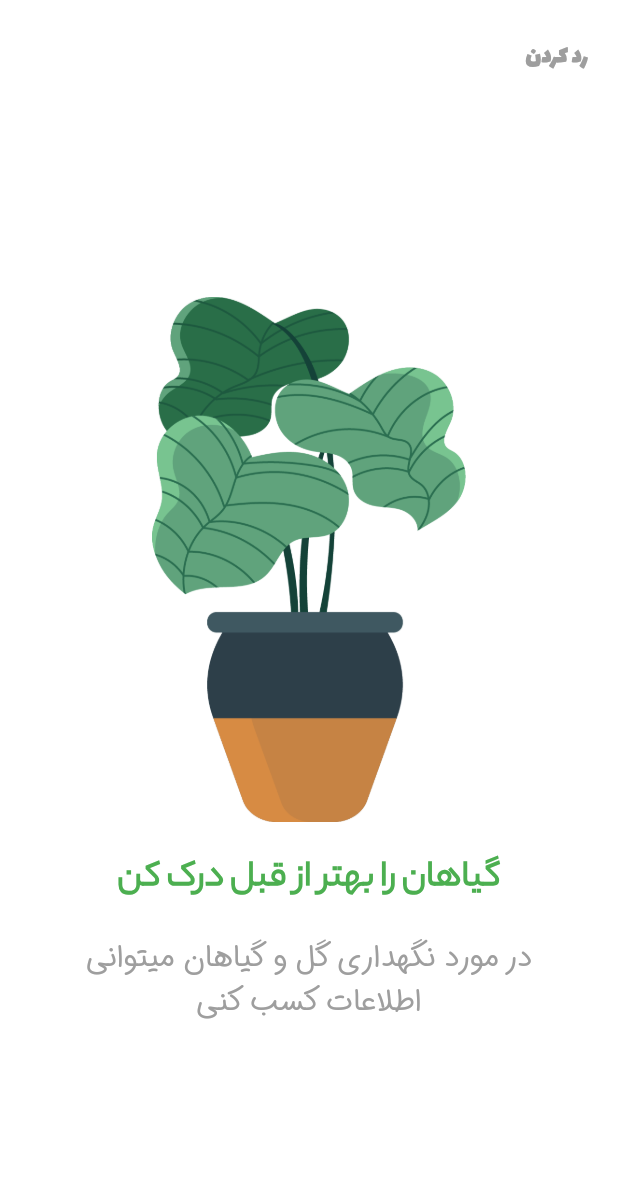
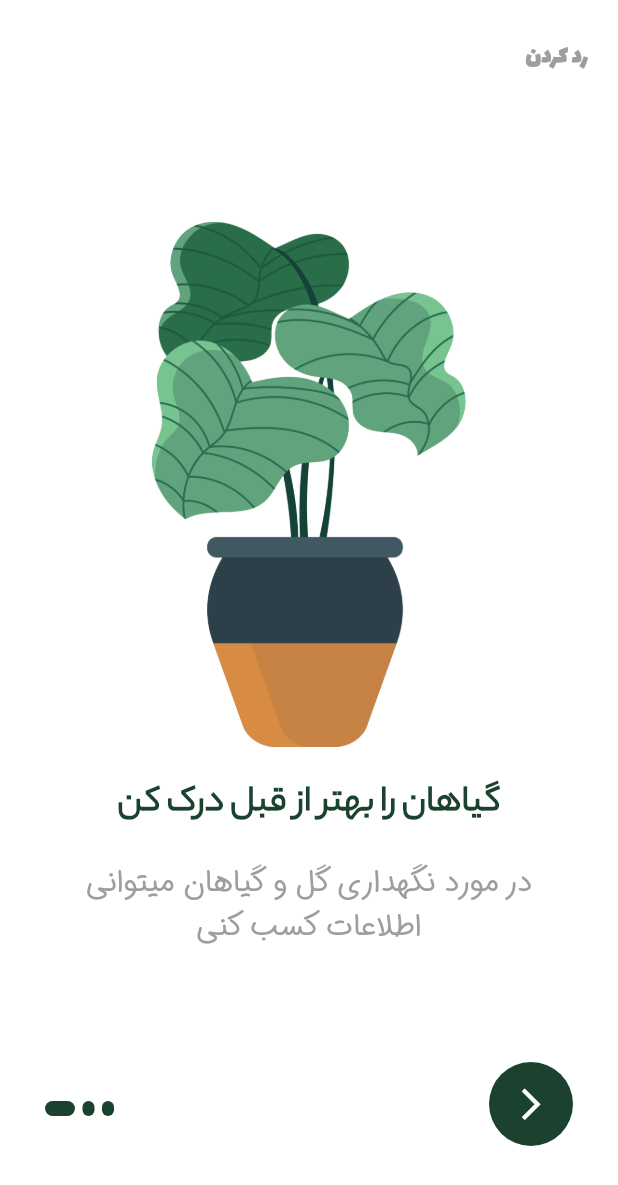
Before and after one commit to MahdiyarMerrixi99/plant-app-flutter, a Flutter app: the screen it shows after launch, on a phone screen of 412 x 824 dp. Shown: the top 1185 px of the screen. Run offline on Flutter 3.47's test engine with Material 3 defaults, Android fonts, the phone set to English and light mode, and no system bars.

Commit message:
splash screen finished

```diff
--- a/lib/const/constants.dart
+++ b/lib/const/constants.dart
@@ -1,7 +1,7 @@
 import 'package:flutter/material.dart';
 
-class Constance {
-  static Color primaryColor = Colors.green;
+class Constants {
+  static Color primaryColor = const Color.fromARGB(255, 27, 66, 47);
   static Color blackColor = Colors.black;
 
   static String titleOne = 'گیاهان را بهتر از قبل درک کن';
--- a/lib/main.dart
+++ b/lib/main.dart
@@ -1,5 +1,5 @@
 import 'package:flutter/material.dart';
-import 'package:plant_application/screens/home_page.dart';
+import 'package:plant_application/screens/splash_screen.dart';
 
 void main() {
   runApp(const MyApp());
@@ -13,7 +13,7 @@ class MyApp extends StatelessWidget {
     return MaterialApp(
       debugShowCheckedModeBanner: false,
       title: 'Plant App',
-      home: HomePage(),
+      home: SplashScreen(),
     );
   }
 }
--- /dev/null
+++ b/lib/models/plant.dart
@@ -0,0 +1,184 @@
+// NABEGHEHA.COM
+
+class Plant {
+  final int plantId;
+  final int price;
+  final String size;
+  final double rating;
+  final int humidity;
+  final String temperature;
+  final String category;
+  final String plantName;
+  final String imageURL;
+  bool isFavorated;
+  final String decription;
+  bool isSelected;
+
+  Plant({
+    required this.plantId,
+    required this.price,
+    required this.category,
+    required this.plantName,
+    required this.size,
+    required this.rating,
+    required this.humidity,
+    required this.temperature,
+    required this.imageURL,
+    required this.isFavorated,
+    required this.decription,
+    required this.isSelected,
+  });
+
+  //List of Plants data
+  static List<Plant> plantList = [
+    Plant(
+      plantId: 0,
+      price: 22,
+      category: 'آپارتمانی',
+      plantName: 'سانسویریا',
+      size: 'کوچک',
+      rating: 4.5,
+      humidity: 34,
+      temperature: '23 - 34',
+      imageURL: 'assets/images/plant-one.png',
+      isFavorated: false,
+      decription:
+          'این گیاه یکی از بهترین گیاهان است. در بیشتر مناطق جهان رشد می کند و می تواند حتی در سخت ترین شرایط آب و هوایی نیز زنده بماند.',
+      isSelected: false,
+    ),
+    Plant(
+      plantId: 1,
+      price: 11,
+      category: 'محل‌کار',
+      plantName: 'فیلودندرون',
+      size: 'متوسط',
+      rating: 4.8,
+      humidity: 56,
+      temperature: '19 - 22',
+      imageURL: 'assets/images/plant-two.png',
+      isFavorated: false,
+      decription:
+          'این گیاه یکی از بهترین گیاهان است. در بیشتر مناطق جهان رشد می کند و می تواند حتی در سخت ترین شرایط آب و هوایی نیز زنده بماند.',
+      isSelected: false,
+    ),
+    Plant(
+      plantId: 2,
+      price: 18,
+      category: 'آپارتمانی',
+      plantName: 'دیزی ساحلی',
+      size: 'بزرگ',
+      rating: 4.7,
+      humidity: 34,
+      temperature: '22 - 25',
+      imageURL: 'assets/images/plant-three.png',
+      isFavorated: false,
+      decription:
+          'این گیاه یکی از بهترین گیاهان است. در بیشتر مناطق جهان رشد می کند و می تواند حتی در سخت ترین شرایط آب و هوایی نیز زنده بماند.',
+      isSelected: false,
+    ),
+    Plant(
+      plantId: 3,
+      price: 30,
+      category: 'محل‌کار',
+      plantName: 'بلوستم بزرگ',
+      size: 'کوچک',
+      rating: 4.5,
+      humidity: 35,
+      temperature: '23 - 28',
+      imageURL: 'assets/images/plant-one.png',
+      isFavorated: false,
+      decription:
+          'این گیاه یکی از بهترین گیاهان است. در بیشتر مناطق جهان رشد می کند و می تواند حتی در سخت ترین شرایط آب و هوایی نیز زنده بماند.',
+      isSelected: false,
+    ),
+    Plant(
+      plantId: 4,
+      price: 24,
+      category: 'پیشنهادی',
+      plantName: 'بلوستم بزرگ',
+      size: 'بزرگ',
+      rating: 4.1,
+      humidity: 66,
+      temperature: '12 - 16',
+      imageURL: 'assets/images/plant-four.png',
+      isFavorated: false,
+      decription:
+          'این گیاه یکی از بهترین گیاهان است. در بیشتر مناطق جهان رشد می کند و می تواند حتی در سخت ترین شرایط آب و هوایی نیز زنده بماند.',
+      isSelected: false,
+    ),
+    Plant(
+      plantId: 5,
+      price: 24,
+      category: 'محل‌کار',
+      plantName: 'مریم گلی',
+      size: 'متوسط',
+      rating: 4.4,
+      humidity: 36,
+      temperature: '15 - 18',
+      imageURL: 'assets/images/plant-five.png',
+      isFavorated: false,
+      decription:
+          'این گیاه یکی از بهترین گیاهان است. در بیشتر مناطق جهان رشد می کند و می تواند حتی در سخت ترین شرایط آب و هوایی نیز زنده بماند.',
+      isSelected: false,
+    ),
+    Plant(
+      plantId: 6,
+      price: 19,
+      category: 'باغچه‌ایی',
+      plantName: 'پلمباگو',
+      size: 'کوچک',
+      rating: 4.2,
+      humidity: 46,
+      temperature: '23 - 26',
+      imageURL: 'assets/images/plant-six.png',
+      isFavorated: false,
+      decription:
+          'این گیاه یکی از بهترین گیاهان است. در بیشتر مناطق جهان رشد می کند و می تواند حتی در سخت ترین شرایط آب و هوایی نیز زنده بماند.',
+      isSelected: false,
+    ),
+    Plant(
+      plantId: 7,
+      price: 23,
+      category: 'باغچه‌ایی',
+      plantName: 'تریتونیا',
+      size: 'متوسط',
+      rating: 4.5,
+      humidity: 34,
+      temperature: '21 - 24',
+      imageURL: 'assets/images/plant-seven.png',
+      isFavorated: false,
+      decription:
+          'این گیاه یکی از بهترین گیاهان است. در بیشتر مناطق جهان رشد می کند و می تواند حتی در سخت ترین شرایط آب و هوایی نیز زنده بماند.',
+      isSelected: false,
+    ),
+    Plant(
+      plantId: 8,
+      price: 46,
+      category: 'پیشنهادی',
+      plantName: 'تریتونیا',
+      size: 'متوسط',
+      rating: 4.7,
+      humidity: 46,
+      temperature: '21 - 25',
+      imageURL: 'assets/images/plant-eight.png',
+      isFavorated: false,
+      decription:
+          'این گیاه یکی از بهترین گیاهان است. در بیشتر مناطق جهان رشد می کند و می تواند حتی در سخت ترین شرایط آب و هوایی نیز زنده بماند.',
+      isSelected: false,
+    ),
+  ];
+
+  //Get the favorated items
+  static List<Plant> getFavoritedPlants() {
+    List<Plant> travelList = Plant.plantList;
+    return travelList.where((element) => element.isFavorated == true).toList();
+  }
+
+  //Get the cart items
+  static List<Plant> addedToCartPlants() {
+    List<Plant> selectedPlants = Plant.plantList;
+    return selectedPlants
+        .where((element) => element.isSelected == true)
+        .toList();
+  }
+}
--- a/lib/screens/home_page.dart
+++ b/lib/screens/home_page.dart
@@ -1,119 +0,0 @@
-import 'package:flutter/material.dart';
-import 'package:plant_application/const/constants.dart';
-
-class HomePage extends StatefulWidget {
-  const HomePage({super.key});
-
-  @override
-  State<HomePage> createState() => _HomePageState();
-}
-
-class _HomePageState extends State<HomePage> {
-  PageController pageController = PageController(initialPage: 0);
-  int currentPage = 0;
-  @override
-  Widget build(BuildContext context) {
-    return Scaffold(
-      backgroundColor: Colors.white,
-      appBar: AppBar(
-        elevation: 0.0,
-        backgroundColor: Colors.white,
-        actions: <Widget>[
-          Padding(
-            padding: EdgeInsets.only(top: 20, right: 20),
-            child: InkWell(
-              onTap: () {},
-              child: Text(
-                'رد کردن',
-                style: TextStyle(
-                  color: Colors.grey,
-                  fontSize: 16,
-                  fontFamily: 'lalezar',
-                  fontWeight: FontWeight.bold,
-                ),
-              ),
-            ),
-          ),
-        ],
-      ),
-      body: Stack(
-        children: <Widget>[
-          PageView(
-            controller: pageController,
-            reverse: false,
-            onPageChanged: (int page) {
-              setState(() {
-                currentPage = page;
-              });
-            },
-            children: <Widget>[
-              CreatePage(
-                title: Constance.titleOne,
-                description: Constance.descriptionOne,
-                image: 'assets/images/plant-one.png',
-              ),
-              CreatePage(
-                title: Constance.titleTwo,
-                description: Constance.descriptionTwo,
-                image: 'assets/images/plant-two.png',
-              ),
-              CreatePage(
-                title: Constance.titlethree,
-                description: Constance.titlethree,
-                image: 'assets/images/plant-three.png',
-              ),
-            ],
-          ),
-        ],
-      ),
-    );
-  }
-}
-
-class CreatePage extends StatelessWidget {
-  final String title;
-  final String description;
-  final String image;
-  const CreatePage({
-    super.key,
-    required this.title,
-    required this.description,
-    required this.image,
-  });
-
-  @override
-  Widget build(BuildContext context) {
-    return Column(
-      mainAxisAlignment: MainAxisAlignment.center,
-      children: [
-        SizedBox(height: 350, width: 350, child: Image.asset(image)),
-        SizedBox(height: 20),
-        Text(
-          textAlign: TextAlign.center,
-          title,
-          style: TextStyle(
-            fontFamily: 'yekan',
-            fontSize: 25,
-
-            color: Constance.primaryColor,
-            fontWeight: FontWeight.bold,
-          ),
-        ),
-        SizedBox(height: 20),
-        ConstrainedBox(
-          constraints: BoxConstraints(maxHeight: 70, maxWidth: 300),
-          child: Text(
-            textAlign: TextAlign.center,
-            description,
-            style: TextStyle(
-              fontFamily: 'iransans',
-              fontSize: 20,
-              color: Colors.grey,
-              fontWeight: FontWeight.w400,
-            ),
-          ),
-        ),
-      ],
-    );
-  }
-}
--- /dev/null
+++ b/lib/screens/splash_screen.dart
@@ -0,0 +1,205 @@
+import 'package:flutter/material.dart';
+import 'package:plant_application/const/constants.dart';
+
+// import 'package:plant_application/screens/home_page.dart';
+
+class SplashScreen extends StatefulWidget {
+  const SplashScreen({super.key});
+
+  @override
+  State<SplashScreen> createState() => _HomePageState();
+}
+
+class _HomePageState extends State<SplashScreen> {
+  PageController pageController = PageController(initialPage: 0);
+  int currentPage = 0;
+
+  Widget _indicator(bool isActive) {
+    return AnimatedContainer(
+      duration: const Duration(microseconds: 300),
+      height: 10.0,
+      width: isActive ? 20.0 : 8.0,
+      margin: const EdgeInsets.only(right: 5.0),
+      decoration: BoxDecoration(
+        color: Constants.primaryColor,
+        borderRadius: BorderRadius.circular(5.0),
+      ),
+    );
+  }
+
+  List<Widget> _buildIndicator() {
+    List<Widget> indicators = [];
+
+    for (int i = 0; i < 3; i++) {
+      if (currentPage == i) {
+        indicators.add(_indicator(true));
+      } else {
+        indicators.add(_indicator(false));
+      }
+    }
+    return indicators;
+  }
+
+  @override
+  Widget build(BuildContext context) {
+    return Scaffold(
+      backgroundColor: Colors.white,
+      appBar: AppBar(
+        elevation: 0.0,
+        backgroundColor: Colors.white,
+        actions: <Widget>[
+          Padding(
+            padding: EdgeInsets.only(top: 20, right: 20),
+            child: InkWell(
+              onTap: () {},
+              child: Text(
+                'رد کردن',
+                style: TextStyle(
+                  color: Colors.grey,
+                  fontSize: 16,
+                  fontFamily: 'lalezar',
+                  fontWeight: FontWeight.bold,
+                ),
+              ),
+            ),
+          ),
+        ],
+      ),
+      body: Stack(
+        children: <Widget>[
+          PageView(
+            controller: pageController,
+            reverse: false,
+            onPageChanged: (int page) {
+              setState(() {
+                currentPage = page;
+              });
+            },
+            children: <Widget>[
+              CreatePage(
+                title: Constants.titleOne,
+                description: Constants.descriptionOne,
+                image: 'assets/images/plant-one.png',
+              ),
+              CreatePage(
+                title: Constants.titleTwo,
+                description: Constants.descriptionTwo,
+                image: 'assets/images/plant-two.png',
+              ),
+              CreatePage(
+                title: Constants.titlethree,
+                description: Constants.titlethree,
+                image: 'assets/images/plant-three.png',
+              ),
+            ],
+          ),
+          Positioned(
+            bottom: 80,
+            left: 30,
+            child: Row(children: _buildIndicator()),
+          ),
+          Positioned(
+            right: 30,
+            bottom: 60,
+            child: Container(
+              padding: EdgeInsets.all(4),
+              decoration: BoxDecoration(
+                shape: BoxShape.circle,
+                color: Constants.primaryColor,
+              ),
+              child: IconButton(
+                onPressed: () {
+                  setState(() {
+                    if (currentPage < 2) {
+                      currentPage++;
+                      if (currentPage < 3) {
+                        pageController.nextPage(
+                          duration: Duration(seconds: 1),
+                          curve: Curves.easeIn,
+                        );
+                      }
+                    } else {
+                      Navigator.pushReplacement(
+                        context,
+                        MaterialPageRoute(
+                          builder: (context) {
+                            return Login();
+                          },
+                        ),
+                      );
+                    }
+                  });
+                },
+                icon: Icon(
+                  Icons.arrow_forward_ios,
+                  size: 25,
+                  color: Colors.white,
+                ),
+              ),
+            ),
+          ),
+        ],
+      ),
+    );
+  }
+}
+
+class Login extends StatelessWidget {
+  const Login({super.key});
+
+  @override
+  Widget build(BuildContext context) {
+    return Scaffold(appBar: AppBar());
+  }
+}
+
+class CreatePage extends StatelessWidget {
+  final String title;
+  final String description;
+  final String image;
+  const CreatePage({
+    super.key,
+    required this.title,
+    required this.description,
+    required this.image,
+  });
+
+  @override
+  Widget build(BuildContext context) {
+    return Padding(
+      padding: const EdgeInsets.only(left: 50, right: 50, bottom: 80),
+      child: Column(
+        mainAxisAlignment: MainAxisAlignment.center,
+        children: [
+          SizedBox(height: 350, width: 350, child: Image.asset(image)),
+          SizedBox(height: 20),
+          Text(
+            textAlign: TextAlign.center,
+            title,
+            style: TextStyle(
+              fontFamily: 'yekan',
+              fontSize: 25,
+              color: Constants.primaryColor,
+              fontWeight: FontWeight.bold,
+            ),
+          ),
+          SizedBox(height: 20),
+          ConstrainedBox(
+            constraints: BoxConstraints(maxHeight: 70, maxWidth: 300),
+            child: Text(
+              textAlign: TextAlign.center,
+              description,
+              style: TextStyle(
+                fontFamily: 'iransans',
+                fontSize: 20,
+                color: Colors.grey,
+                fontWeight: FontWeight.w400,
+              ),
+            ),
+          ),
+          SizedBox(height: 20),
+        ],
+      ),
+    );
+  }
+}
--- a/pubspec.yaml
+++ b/pubspec.yaml
@@ -34,6 +34,10 @@ dependencies:
   # The following adds the Cupertino Icons font to your application.
   # Use with the CupertinoIcons class for iOS style icons.
   cupertino_icons: ^1.0.8
+  animated_bottom_navigation_bar: ^1.1.0+1
+  page_transition: ^2.0.9
+
+
 
 dev_dependencies:
   flutter_test:
```
Also changed, not shown: pubspec.lock.
